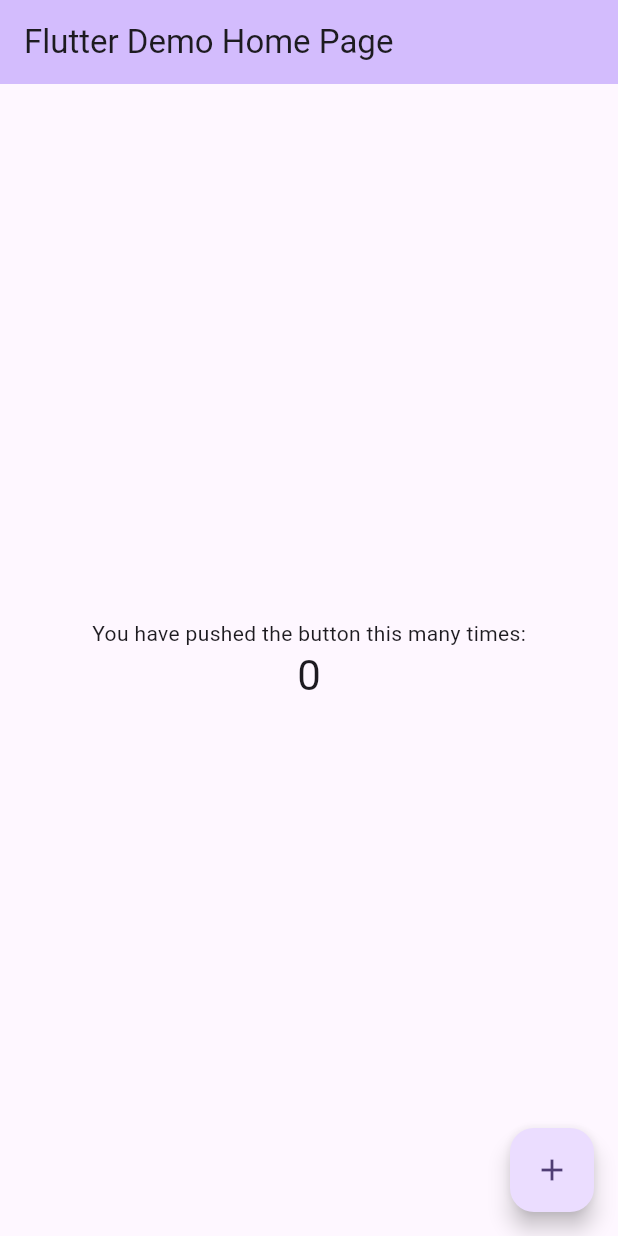
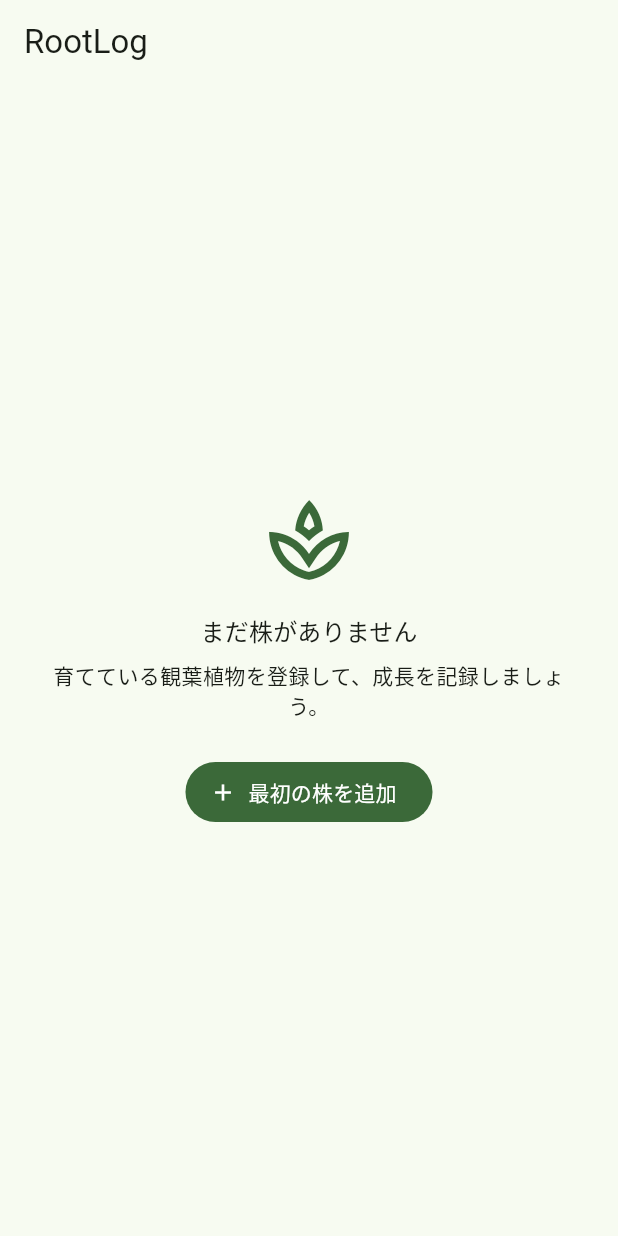
Before and after one commit to toriniku1118/root-log, a Flutter app: the screen it shows after launch, on a phone screen of 412 x 824 dp. Run offline on Flutter 3.47's test engine with Material 3 defaults, Android fonts, the phone set to English and light mode, and no system bars; our stand-ins replace flutter_riverpod.

Commit message:
ホーム(植物リスト)と画面の骨組み(日本語・Material 3・Riverpod)を追加 (#23)
Co-authored-by: Claude Sonnet 5 <noreply@anthropic.com>

```diff
--- /dev/null
+++ b/app/lib/app.dart
@@ -0,0 +1,28 @@
+import 'package:flutter/material.dart';
+import 'package:flutter_localizations/flutter_localizations.dart';
+
+import 'constants.dart';
+import 'features/home/home_screen.dart';
+
+class RootLogApp extends StatelessWidget {
+  const RootLogApp({super.key});
+
+  @override
+  Widget build(BuildContext context) {
+    const seed = Colors.green;
+    return MaterialApp(
+      title: appName,
+      theme: ThemeData(colorSchemeSeed: seed, useMaterial3: true),
+      darkTheme: ThemeData(colorSchemeSeed: seed, brightness: Brightness.dark, useMaterial3: true),
+      themeMode: ThemeMode.system,
+      locale: const Locale('ja'),
+      supportedLocales: const [Locale('ja')],
+      localizationsDelegates: const [
+        GlobalMaterialLocalizations.delegate,
+        GlobalWidgetsLocalizations.delegate,
+        GlobalCupertinoLocalizations.delegate,
+      ],
+      home: const HomeScreen(),
+    );
+  }
+}
--- /dev/null
+++ b/app/lib/constants.dart
@@ -0,0 +1,2 @@
+/// アプリ名は仮(正式名は、ストア公開前に商標・同名アプリを確認して決める)。
+const appName = 'RootLog';
--- /dev/null
+++ b/app/lib/features/home/home_screen.dart
@@ -0,0 +1,149 @@
+import 'package:flutter/material.dart';
+import 'package:flutter_riverpod/flutter_riverpod.dart';
+
+import '../../constants.dart';
+import '../../domain/plant.dart';
+import '../../providers.dart';
+import '../plants/add_plant_screen.dart';
+import 'plant_groups.dart';
+
+/// ホーム(植物リスト)。株を置き場所ごとにまとめて表示する。
+class HomeScreen extends ConsumerWidget {
+  const HomeScreen({super.key});
+
+  @override
+  Widget build(BuildContext context, WidgetRef ref) {
+    final plants = ref.watch(plantsProvider);
+    return Scaffold(
+      appBar: AppBar(title: const Text(appName)),
+      body: plants.when(
+        data: (list) => list.isEmpty ? const _EmptyState() : _PlantList(groups: groupPlantsByLocation(list)),
+        loading: () => const Center(child: CircularProgressIndicator()),
+        error: (_, _) => const Center(child: Text('株を読み込めませんでした')),
+      ),
+      floatingActionButton: plants.hasValue && plants.requireValue.isNotEmpty
+          ? FloatingActionButton.extended(
+              onPressed: () => _openAddPlant(context),
+              icon: const Icon(Icons.add),
+              label: const Text('株を追加'),
+            )
+          : null,
+    );
+  }
+}
+
+void _openAddPlant(BuildContext context) {
+  Navigator.of(context).push(MaterialPageRoute<void>(builder: (_) => const AddPlantScreen()));
+}
+
+class _EmptyState extends StatelessWidget {
+  const _EmptyState();
+
+  @override
+  Widget build(BuildContext context) {
+    final theme = Theme.of(context);
+    return Center(
+      child: Padding(
+        padding: const EdgeInsets.all(32),
+        child: Column(
+          mainAxisSize: MainAxisSize.min,
+          children: [
+            Icon(Icons.spa_outlined, size: 64, color: theme.colorScheme.primary),
+            const SizedBox(height: 16),
+            Text('まだ株がありません', style: theme.textTheme.titleMedium),
+            const SizedBox(height: 8),
+            Text(
+              '育てている観葉植物を登録して、成長を記録しましょう。',
+              style: theme.textTheme.bodyMedium,
+              textAlign: TextAlign.center,
+            ),
+            const SizedBox(height: 24),
+            FilledButton.icon(
+              onPressed: () => _openAddPlant(context),
+              icon: const Icon(Icons.add),
+              label: const Text('最初の株を追加'),
+            ),
+          ],
+        ),
+      ),
+    );
+  }
+}
+
+/// 見出し(置き場所)と株を1本のリストにして、表示に必要な分だけ描画する。
+class _PlantList extends StatelessWidget {
+  const _PlantList({required this.groups});
+
+  final List<PlantGroup> groups;
+
+  static const unsetLocationLabel = '置き場所未設定';
+
+  @override
+  Widget build(BuildContext context) {
+    final rows = <Object>[
+      for (final g in groups) ...[g, ...g.plants],
+    ];
+    return ListView.builder(
+      // 右下の「株を追加」ボタンに最後の株が隠れないようにする
+      padding: const EdgeInsets.fromLTRB(16, 8, 16, 96),
+      itemCount: rows.length,
+      itemBuilder: (context, i) {
+        final row = rows[i];
+        return switch (row) {
+          PlantGroup g => _LocationHeader(g.locationName ?? unsetLocationLabel),
+          Plant p => _PlantTile(p),
+          _ => const SizedBox.shrink(),
+        };
+      },
+    );
+  }
+}
+
+class _LocationHeader extends StatelessWidget {
+  const _LocationHeader(this.label);
+
+  final String label;
+
+  @override
+  Widget build(BuildContext context) {
+    final theme = Theme.of(context);
+    return Padding(
+      padding: const EdgeInsets.fromLTRB(4, 20, 4, 8),
+      child: Text(label, style: theme.textTheme.titleSmall?.copyWith(color: theme.colorScheme.primary)),
+    );
+  }
+}
+
+class _PlantTile extends StatelessWidget {
+  const _PlantTile(this.plant);
+
+  final Plant plant;
+
+  @override
+  Widget build(BuildContext context) {
+    final variety = plant.variety;
+    final subtitle = variety == null ? plant.genre.label : '${plant.genre.label}・$variety';
+    final tags = plant.tags.toList()..sort((a, b) => a.index.compareTo(b.index));
+    return Card(
+      margin: const EdgeInsets.only(bottom: 8),
+      child: ListTile(
+        title: Text(plant.name),
+        subtitle: Column(
+          crossAxisAlignment: CrossAxisAlignment.start,
+          children: [
+            Text(subtitle),
+            if (tags.isNotEmpty)
+              Padding(
+                padding: const EdgeInsets.only(top: 6),
+                child: Wrap(
+                  spacing: 6,
+                  runSpacing: 4,
+                  children: [for (final t in tags) Chip(label: Text(t.label), visualDensity: VisualDensity.compact)],
+                ),
+              ),
+          ],
+        ),
+      ),
+    );
+  }
+}
--- a/app/lib/main.dart
+++ b/app/lib/main.dart
@@ -1,122 +1,8 @@
 import 'package:flutter/material.dart';
+import 'package:flutter_riverpod/flutter_riverpod.dart';
+
+import 'app.dart';
 
 void main() {
-  runApp(const MyApp());
+  runApp(const ProviderScope(child: RootLogApp()));
 }
-
-class MyApp extends StatelessWidget {
-  const MyApp({super.key});
-
-  // This widget is the root of your application.
-  @override
-  Widget build(BuildContext context) {
-    return MaterialApp(
-      title: 'Flutter Demo',
-      theme: ThemeData(
-        // This is the theme of your application.
-        //
-        // TRY THIS: Try running your application with "flutter run". You'll see
-        // the application has a purple toolbar. Then, without quitting the app,
-        // try changing the seedColor in the colorScheme below to Colors.green
-        // and then invoke "hot reload" (save your changes or press the "hot
-        // reload" button in a Flutter-supported IDE, or press "r" if you used
-        // the command line to start the app).
-        //
-        // Notice that the counter didn't reset back to zero; the application
-        // state is not lost during the reload. To reset the state, use hot
-        // restart instead.
-        //
-        // This works for code too, not just values: Most code changes can be
-        // tested with just a hot reload.
-        colorScheme: .fromSeed(seedColor: Colors.deepPurple),
-      ),
-      home: const MyHomePage(title: 'Flutter Demo Home Page'),
-    );
-  }
-}
-
-class MyHomePage extends StatefulWidget {
-  const MyHomePage({super.key, required this.title});
-
-  // This widget is the home page of your application. It is stateful, meaning
-  // that it has a State object (defined below) that contains fields that affect
-  // how it looks.
-
-  // This class is the configuration for the state. It holds the values (in this
-  // case the title) provided by the parent (in this case the App widget) and
-  // used by the build method of the State. Fields in a Widget subclass are
-  // always marked "final".
-
-  final String title;
-
-  @override
-  State<MyHomePage> createState() => _MyHomePageState();
-}
-
-class _MyHomePageState extends State<MyHomePage> {
-  int _counter = 0;
-
-  void _incrementCounter() {
-    setState(() {
-      // This call to setState tells the Flutter framework that something has
-      // changed in this State, which causes it to rerun the build method below
-      // so that the display can reflect the updated values. If we changed
-      // _counter without calling setState(), then the build method would not be
-      // called again, and so nothing would appear to happen.
-      _counter++;
-    });
-  }
-
-  @override
-  Widget build(BuildContext context) {
-    // This method is rerun every time setState is called, for instance as done
-    // by the _incrementCounter method above.
-    //
-    // The Flutter framework has been optimized to make rerunning build methods
-    // fast, so that you can just rebuild anything that needs updating rather
-    // than having to individually change instances of widgets.
-    return Scaffold(
-      appBar: AppBar(
-        // TRY THIS: Try changing the color here to a specific color (to
-        // Colors.amber, perhaps?) and trigger a hot reload to see the AppBar
-        // change color while the other colors stay the same.
-        backgroundColor: Theme.of(context).colorScheme.inversePrimary,
-        // Here we take the value from the MyHomePage object that was created by
-        // the App.build method, and use it to set our appbar title.
-        title: Text(widget.title),
-      ),
-      body: Center(
-        // Center is a layout widget. It takes a single child and positions it
-        // in the middle of the parent.
-        child: Column(
-          // Column is also a layout widget. It takes a list of children and
-          // arranges them vertically. By default, it sizes itself to fit its
-          // children horizontally, and tries to be as tall as its parent.
-          //
-          // Column has various properties to control how it sizes itself and
-          // how it positions its children. Here we use mainAxisAlignment to
-          // center the children vertically; the main axis here is the vertical
-          // axis because Columns are vertical (the cross axis would be
-          // horizontal).
-          //
-          // TRY THIS: Invoke "debug painting" (choose the "Toggle Debug Paint"
-          // action in the IDE, or press "p" in the console), to see the
-          // wireframe for each widget.
-          mainAxisAlignment: .center,
-          children: [
-            const Text('You have pushed the button this many times:'),
-            Text(
-              '$_counter',
-              style: Theme.of(context).textTheme.headlineMedium,
-            ),
-          ],
-        ),
-      ),
-      floatingActionButton: FloatingActionButton(
-        onPressed: _incrementCounter,
-        tooltip: 'Increment',
-        child: const Icon(Icons.add),
-      ),
-    );
-  }
-}
--- /dev/null
+++ b/app/lib/providers.dart
@@ -0,0 +1,9 @@
+import 'package:flutter_riverpod/flutter_riverpod.dart';
+
+import 'data/plant_repository.dart';
+import 'domain/plant.dart';
+
+/// 株の保存先。今はメモリ上(アプリを閉じると消える)。Firebase 接続後に Firestore 版へ差し替える。
+final plantRepositoryProvider = Provider<PlantRepository>((ref) => InMemoryPlantRepository());
+
+final plantsProvider = StreamProvider<List<Plant>>((ref) => ref.watch(plantRepositoryProvider).watchAll());
--- a/app/pubspec.yaml
+++ b/app/pubspec.yaml
@@ -30,10 +30,14 @@ environment:
 dependencies:
   flutter:
     sdk: flutter
+  flutter_localizations:
+    sdk: flutter
 
   # The following adds the Cupertino Icons font to your application.
   # Use with the CupertinoIcons class for iOS style icons.
   cupertino_icons: ^1.0.8
+  flutter_riverpod: ^3.4.3
+  intl: ^0.20.3
 
 dev_dependencies:
   flutter_test:
```
Also changed, not shown: app/lib/features/home/plant_groups.dart (added, +39 -0 lines), app/lib/features/plants/add_plant_screen.dart (added, +14 -0 lines), app/pubspec.lock, 4 other files.
